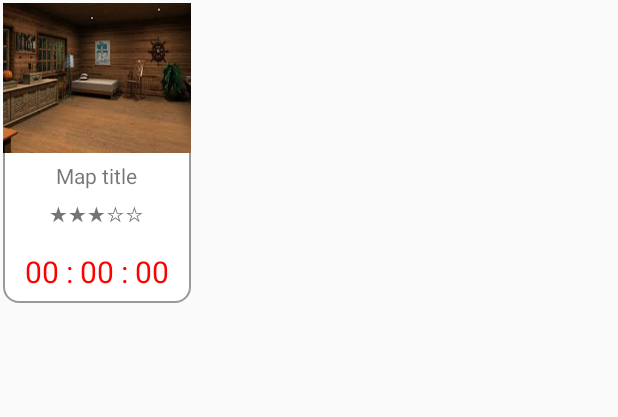
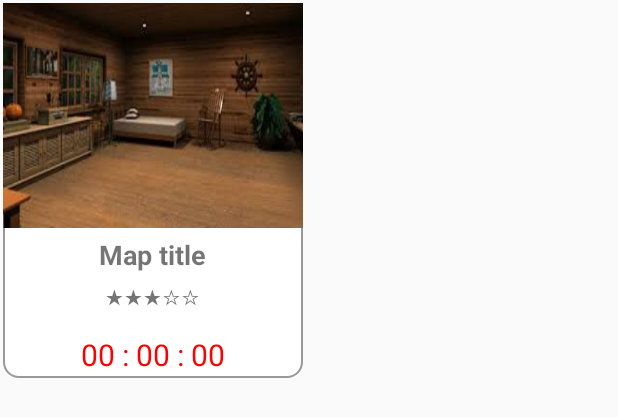
Before and after one commit to ehddns05/3thProject, an Android app: the layout clear_map_info_box.xml on its own in the app's theme, with its tools: preview values and no code run, on a phone screen of 412 x 824 dp. Shown: the top 417 px of the screen. Run offline under Robolectric (Android 15) with nearby library versions, the phone set to English and light mode, and no system bars.

```diff
--- a/app/src/main/java/com/example/user/a3thproject/ClaerRecodeAdapter.java
+++ b/app/src/main/java/com/example/user/a3thproject/ClaerRecodeAdapter.java
@@ -2,6 +2,7 @@ package com.example.user.a3thproject;
 
 import android.content.Context;
 import android.support.v7.widget.RecyclerView;
+import android.util.Log;
 import android.view.LayoutInflater;
 import android.view.View;
 import android.view.ViewGroup;
@@ -65,6 +66,7 @@ public class ClaerRecodeAdapter extends RecyclerView.Adapter<ClaerRecodeAdapter.
 
         //이미지 찾아오기
         String userProfilePic = "@drawable/" + data.get(position).getMapTitleImg();
+        Log.v("받아온 이미지 이름 : ", userProfilePic);
         int profileId = context.getResources()
                 .getIdentifier(userProfilePic, "drawable", context.getPackageName());
         holder.clearMapPic.setImageResource(profileId);
--- a/app/src/main/res/layout/activity_mypage.xml
+++ b/app/src/main/res/layout/activity_mypage.xml
@@ -46,9 +46,4 @@
 
     </android.support.v7.widget.RecyclerView>
 
-    <TextView
-        android:id="@+id/tempTest"
-        android:layout_width="match_parent"
-        android:layout_height="wrap_content" />
-
 </LinearLayout>
--- a/app/src/main/res/layout/clear_map_info_box.xml
+++ b/app/src/main/res/layout/clear_map_info_box.xml
@@ -1,8 +1,8 @@
 <?xml version="1.0" encoding="utf-8"?>
 <LinearLayout xmlns:android="http://schemas.android.com/apk/res/android"
     android:id="@+id/clear_map_info_box"
-    android:layout_width="125dp"
-    android:layout_height="200dp"
+    android:layout_width="200dp"
+    android:layout_height="250dp"
     android:layout_margin="2dp"
     android:orientation="vertical"
     android:background="@drawable/clear_map_info"
@@ -10,8 +10,8 @@
 
     <ImageView
         android:id="@+id/clear_map_info_box_img"
-        android:layout_width="130dp"
-        android:layout_height="100dp"
+        android:layout_width="match_parent"
+        android:layout_height="150dp"
         android:scaleType="fitXY"
         android:src="@drawable/escaperoom_img1"/>
 
@@ -20,6 +20,8 @@
         android:layout_width="wrap_content"
         android:layout_height="wrap_content"
         android:text="Map title"
+        android:textSize="18sp"
+        android:textStyle="bold"
         android:layout_marginTop="5dp"/>
     <TextView
         android:id="@+id/clear_map_info_box_star"
```
Also changed, not shown: app/src/main/java/com/example/user/a3thproject/MypageActivity.java (+11 -12 lines), app/src/main/res/drawable/mapTitle01.jpg (added), app/src/main/res/drawable/mapTitle02.jpg (added), app/src/main/res/drawable/mapTitle03.jpg (added), app/src/main/res/drawable/mapTitle04.jpg (added), app/src/main/res/drawable/mapTitle05.jpg (added), app/src/main/res/drawable/mapTitle06.jpg (added).
